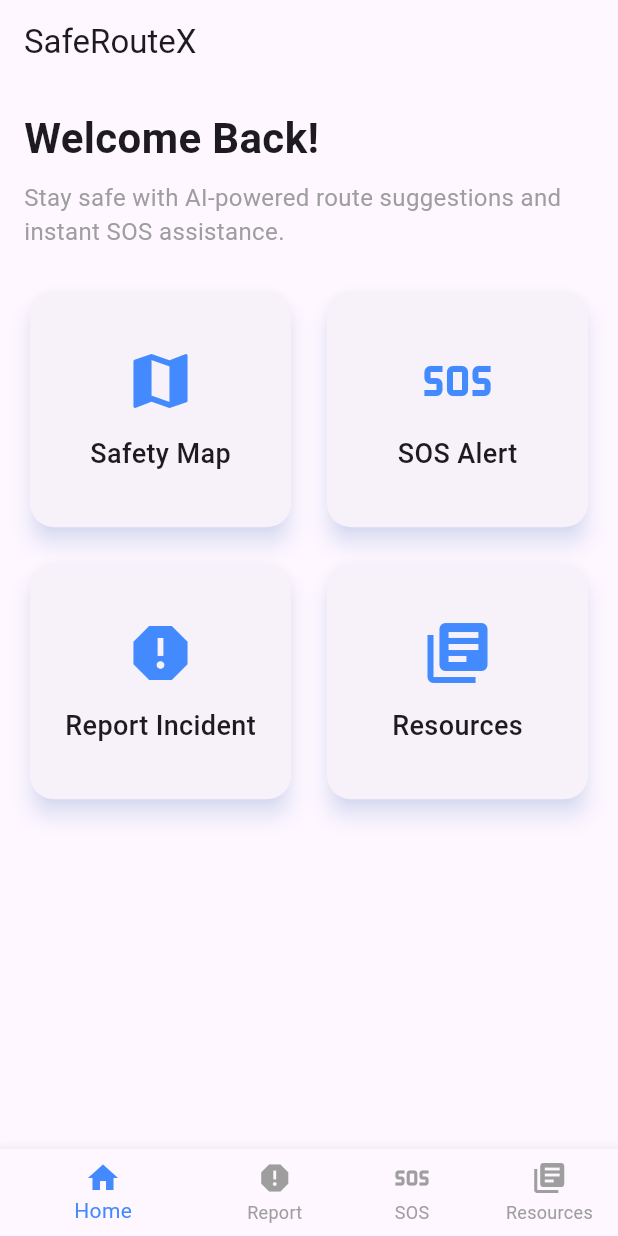
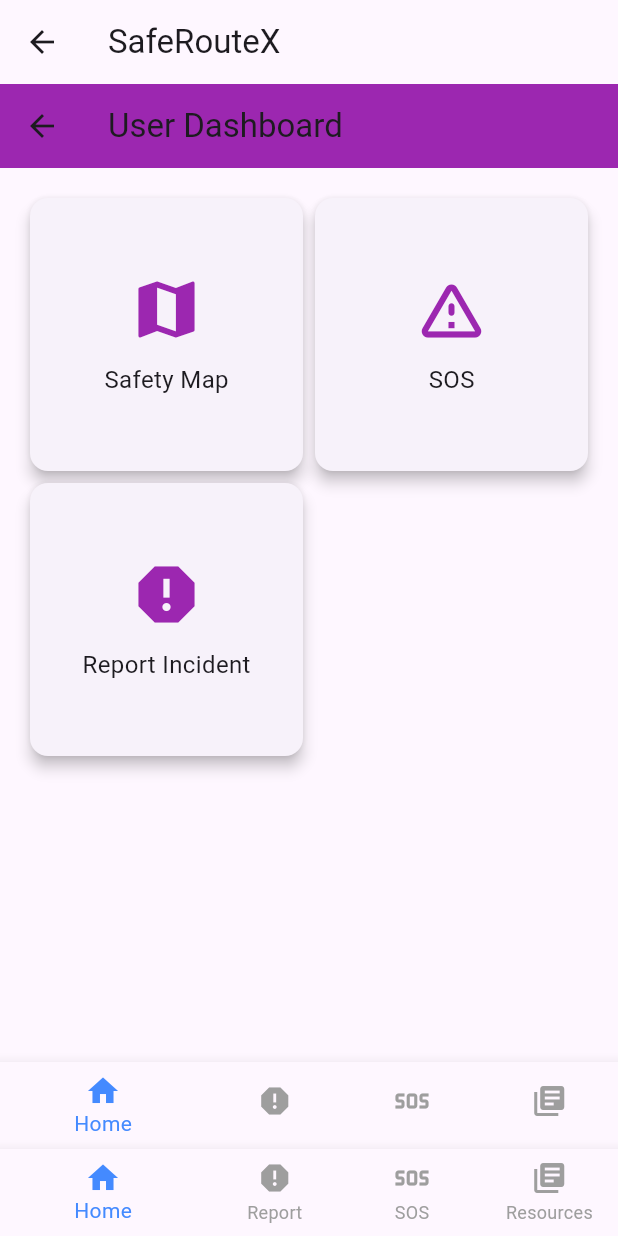
Before and after one commit to Joanfestina/saferouteX, a Flutter app: the MainScreen screen opened directly, on a phone screen of 412 x 824 dp. Run offline on Flutter 3.47's test engine with Material 3 defaults, Android fonts, the light colour scheme and no system bars; our stand-ins replace cloud_firestore, firebase_auth, firebase_core, google_maps_flutter; accounts and stored records are empty.

Commit message:
added two dashboards for user and authority

```diff
--- a/lib/main.dart
+++ b/lib/main.dart
@@ -17,11 +17,17 @@ void main() async {
   } catch (e) {
     debugPrint("Firebase initialization error: $e");
   }
-  runApp(const SafeRouteXApp());
+
+  // Simulated userType variable
+  String userType = 'user'; // Change this to 'authority' to simulate authority user
+
+  runApp(SafeRouteXApp(userType: userType));
 }
 
 class SafeRouteXApp extends StatelessWidget {
-  const SafeRouteXApp({super.key});
+  final String userType; // Add userType parameter
+
+  const SafeRouteXApp({super.key, required this.userType}); // Make userType required
 
   @override
   Widget build(BuildContext context) {
@@ -33,7 +39,7 @@ class SafeRouteXApp extends StatelessWidget {
       ),
       home: FirebaseAuth.instance.currentUser == null
           ? const LoginScreen()
-          : const MainScreen(),
+          : HomeScreen(userType: userType), // Pass userType to HomeScreen
       debugShowCheckedModeBanner: false,
     );
   }
@@ -50,7 +56,7 @@ class _MainScreenState extends State<MainScreen> {
   int _selectedIndex = 0;
 
   static final List<Widget> _screens = [
-    const HomeScreen(),
+    const HomeScreen(userType: 'user'), // Pass userType to HomeScreen
     const ReportScreen(),
     const SosScreen(),
     const ResourcesScreen(),
--- /dev/null
+++ b/lib/ui/screens/dashboard/user_dashboard.dart
@@ -0,0 +1,77 @@
+import 'package:flutter/material.dart';
+import '../map_screen.dart';
+import '../sos_screen.dart';
+import '../report_screen.dart';
+
+class UserDashboard extends StatelessWidget {
+  const UserDashboard({super.key});
+
+  @override
+  Widget build(BuildContext context) {
+    return Scaffold(
+      appBar: AppBar(
+        title: const Text('User Dashboard'),
+        backgroundColor: Colors.purple,
+      ),
+      body: Column(
+        children: [
+          Expanded(
+            child: GridView.count(
+              crossAxisCount: 2,
+              padding: const EdgeInsets.all(16.0),
+              children: [
+                _buildCard(
+                  context,
+                  'Safety Map',
+                  Icons.map,
+                  () => Navigator.push(
+                    context,
+                    MaterialPageRoute(builder: (context) => const MapScreen()),
+                  ),
+                ),
+                _buildCard(
+                  context,
+                  'SOS',
+                  Icons.warning_amber_rounded,
+                  () => Navigator.push(
+                    context,
+                    MaterialPageRoute(builder: (context) => const SosScreen()),
+                  ),
+                ),
+                _buildCard(
+                  context,
+                  'Report Incident',
+                  Icons.report,
+                  () => Navigator.push(
+                    context,
+                    MaterialPageRoute(
+                        builder: (context) => const ReportScreen()),
+                  ),
+                ),
+              ],
+            ),
+          ),
+        ],
+      ),
+    );
+  }
+
+  Widget _buildCard(
+      BuildContext context, String title, IconData icon, VoidCallback onTap) {
+    return Card(
+      elevation: 4,
+      shape: RoundedRectangleBorder(borderRadius: BorderRadius.circular(12)),
+      child: InkWell(
+        onTap: onTap,
+        child: Column(
+          mainAxisAlignment: MainAxisAlignment.center,
+          children: [
+            Icon(icon, size: 50, color: Colors.purple),
+            const SizedBox(height: 10),
+            Text(title, style: const TextStyle(fontSize: 16)),
+          ],
+        ),
+      ),
+    );
+  }
+}
--- a/lib/ui/screens/home_scren.dart
+++ b/lib/ui/screens/home_scren.dart
@@ -1,58 +1,65 @@
 import 'package:flutter/material.dart';
+import 'map_screen.dart';
+import 'sos_screen.dart';
+import 'report_screen.dart';
+import 'resources.dart';
+import 'dashboard/user_dashboard.dart'; // Import UserDashboard
+import 'dashboard/authority_dashboard.dart'; // Import AuthorityDashboard
 
-class HomeScreen extends StatelessWidget {
-  const HomeScreen({super.key});
+class HomeScreen extends StatefulWidget {
+  final String userType; // Add userType parameter
+
+  const HomeScreen({super.key, required this.userType}); // Make userType required
+
+  @override
+  _HomeScreenState createState() => _HomeScreenState();
+}
+
+class _HomeScreenState extends State<HomeScreen> {
+  int _selectedIndex = 0;
+
+  late final List<Widget> _screens;
+
+  @override
+  void initState() {
+    super.initState();
+    _screens = widget.userType == 'user'
+        ? [
+            const UserDashboard(),
+            const ReportScreen(),
+            const SosScreen(),
+            const ResourcesScreen(),
+          ]
+        : [
+            const AuthorityDashboard(),
+            const ReportScreen(),
+            const SosScreen(),
+            const ResourcesScreen(),
+          ];
+  }
+
+  void _onItemTapped(int index) {
+    setState(() {
+      _selectedIndex = index;
+    });
+  }
 
   @override
   Widget build(BuildContext context) {
     return SafeArea(
       child: Scaffold(
-        body: SingleChildScrollView(
-          child: Padding(
-            padding: const EdgeInsets.all(16.0),
-            child: Column(
-              crossAxisAlignment: CrossAxisAlignment.start,
-              children: [
-                const Text(
-                  'Welcome Back!',
-                  style: TextStyle(fontSize: 28, fontWeight: FontWeight.bold),
-                ),
-                const SizedBox(height: 8),
-                const Text(
-                  'Stay safe with AI-powered route suggestions and instant SOS assistance.',
-                  style: TextStyle(fontSize: 16, color: Colors.grey),
-                ),
-                const SizedBox(height: 24),
-                GridView.builder(
-                  shrinkWrap: true,
-                  physics: const NeverScrollableScrollPhysics(),
-                  gridDelegate: const SliverGridDelegateWithFixedCrossAxisCount(
-                    crossAxisCount: 2,
-                    crossAxisSpacing: 16,
-                    mainAxisSpacing: 16,
-                    childAspectRatio: 1.1,
-                  ),
-                  itemCount: 4,
-                  itemBuilder: (context, index) {
-                    final icons = [
-                      Icons.map,
-                      Icons.sos,
-                      Icons.report,
-                      Icons.library_books,
-                    ];
-                    final titles = [
-                      'Safety Map',
-                      'SOS Alert',
-                      'Report Incident',
-                      'Resources'
-                    ];
-
-                    return _buildFeatureCard(icons[index], titles[index]);
-                  },
-                ),
-              ],
-            ),
-          ),
+        body: _screens[_selectedIndex],
+        bottomNavigationBar: BottomNavigationBar(
+          items: const [
+            BottomNavigationBarItem(icon: Icon(Icons.home), label: 'Home'),
+            BottomNavigationBarItem(icon: Icon(Icons.report), label: 'Report'),
+            BottomNavigationBarItem(icon: Icon(Icons.sos), label: 'SOS'),
+            BottomNavigationBarItem(icon: Icon(Icons.library_books), label: 'Resources'),
+          ],
+          currentIndex: _selectedIndex,
+          selectedItemColor: Colors.blueAccent,
+          unselectedItemColor: Colors.grey,
+          onTap: _onItemTapped,
         ),
       ),
     );
--- a/lib/ui/screens/login_screen.dart
+++ b/lib/ui/screens/login_screen.dart
@@ -34,7 +34,9 @@ class _LoginScreenState extends State<LoginScreen> {
           (_selectedRole == 'Authority' && email == 'authority@saferoutex.com')) {
         Navigator.pushReplacement(
           context,
-          MaterialPageRoute(builder: (context) => const HomeScreen()), // Navigate to HomeScreen
+          MaterialPageRoute(
+            builder: (context) => HomeScreen(userType: _selectedRole.toLowerCase()), // Pass userType to HomeScreen
+          ),
         );
       } else {
         _showError("Selected role does not match your email.");
--- a/lib/ui/screens/map_screen.dart
+++ b/lib/ui/screens/map_screen.dart
@@ -39,6 +39,7 @@ class _MapScreenState extends State<MapScreen> {
             ),
           ),
         },
+        mapType: MapType.normal, // Ensure mapType is set
       ),
     );
   }
--- a/pubspec.yaml
+++ b/pubspec.yaml
@@ -2,7 +2,7 @@ name: women_safety_app
 description: "A new Flutter project."
 publish_to: 'none'
 
-version: 1.0.0+1
+version: 1.0.0+1r
 
 environment:
   sdk: ^3.7.2
@@ -10,7 +10,7 @@ environment:
 dependencies:
   flutter:
     sdk: flutter
-  google_maps_flutter: ^2.5.0
+  google_maps_flutter: ^2.1.1
   firebase_auth: ^5.5.1
   firebase_auth_web: ^5.0.0
   google_sign_in: ^6.1.5
```
Also changed, not shown: lib/ui/screens/dashboard/authority_dashboard.dart (added, +70 -0 lines), lib/ui/screens/route_suggestion_screen.dart (added, +70 -0 lines), lib/ui/screens/sos_alerts_screen.dart (added, +40 -0 lines), lib/ui/screens/sos_screen.dart (+1 -33 lines), 2 other files.
